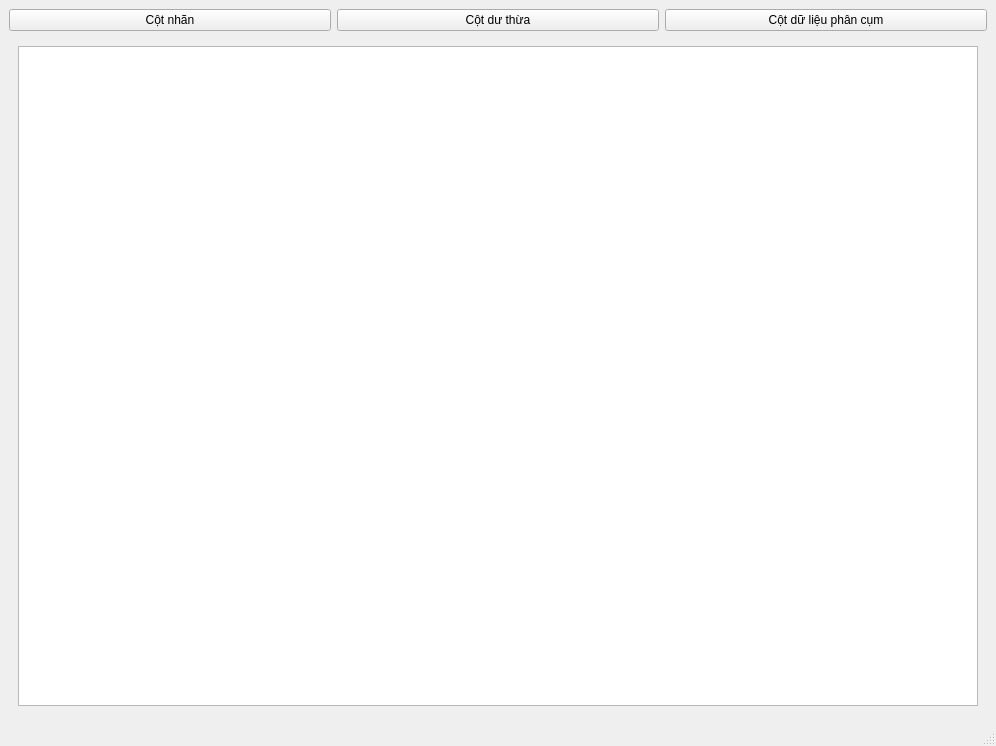
Before: the Qt Designer form designer/screen2.ui in QuanBKIT1/Project1, drawn with Qt 5.
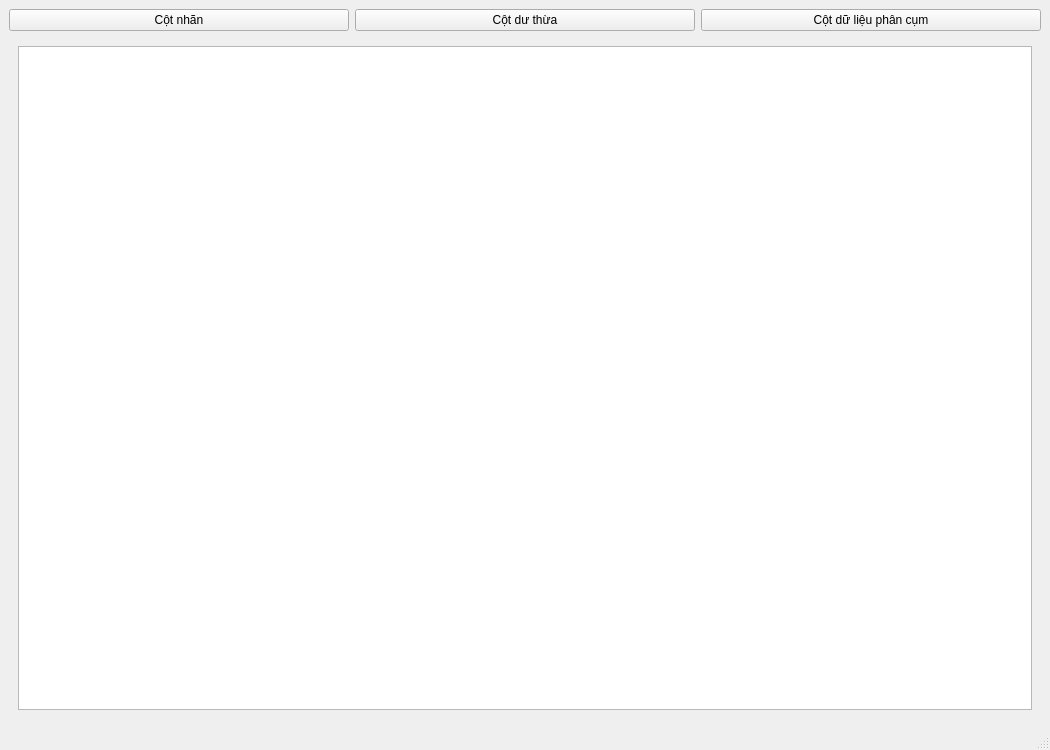
After: the same form once the commit is applied.

Diff of the .ui file:
```diff
--- a/designer/screen2.ui
+++ b/designer/screen2.ui
@@ -6,8 +6,8 @@
    <rect>
     <x>0</x>
     <y>0</y>
-    <width>996</width>
-    <height>746</height>
+    <width>1050</width>
+    <height>750</height>
    </rect>
   </property>
   <property name="windowTitle">
```
Left out of the diff: 4 changed lines with no effect on the pictures.
